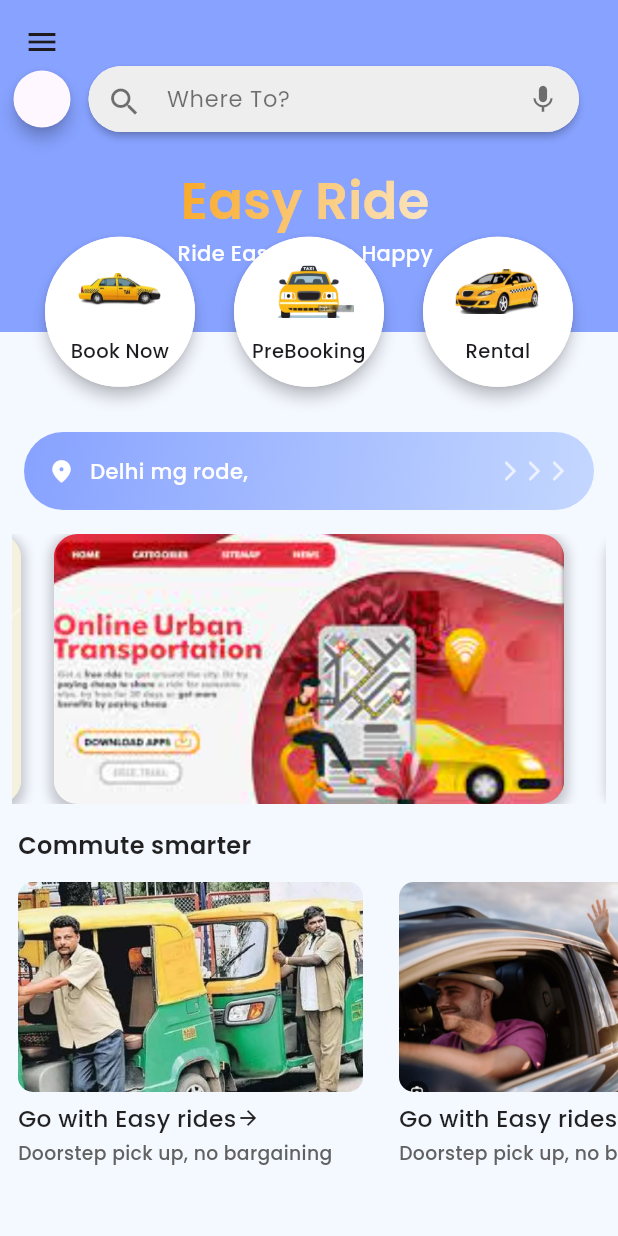
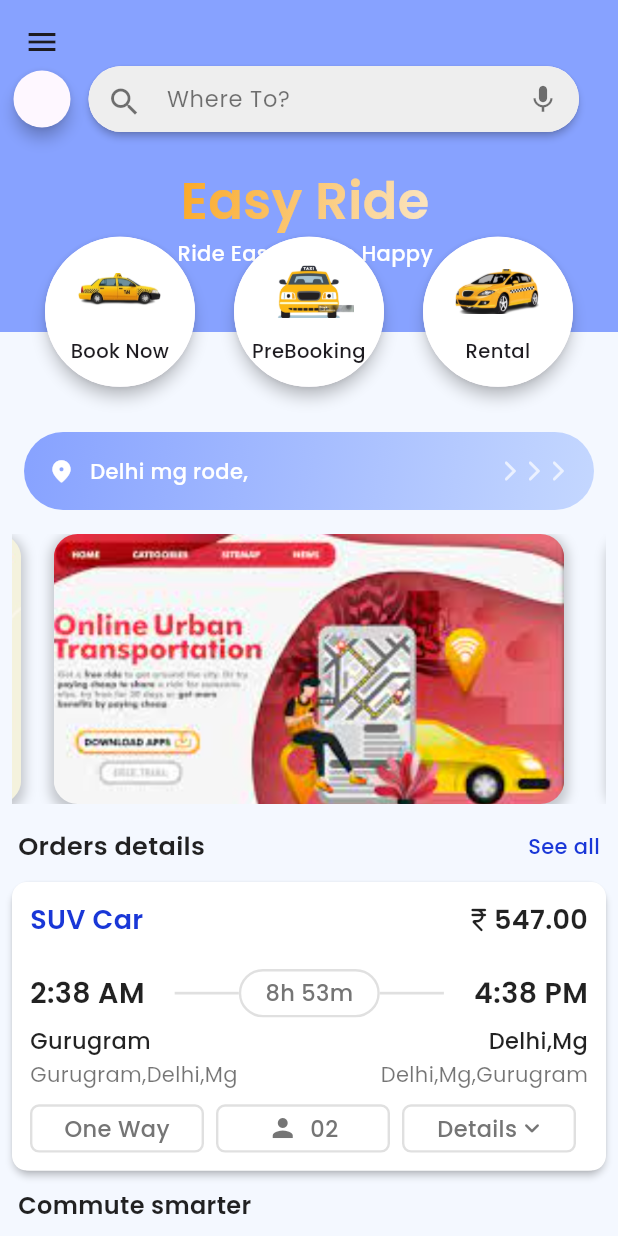
Before and after one commit to Divakar2703/flutter_easyride, a Flutter app: the screen it shows after launch, on a phone screen of 412 x 824 dp. Run offline on Flutter 3.47's test engine with Material 3 defaults, Android fonts, the phone set to English and light mode, and no system bars; drawn by our look-alikes of carousel_slider; our stand-ins replace device_preview, flutter_onboarding_slider, flutter_svg, geocoding, geolocator, google_fonts and 5 more; missing offline and left inert: flutter_advanced_segment, flutter_polyline_points.

Commit message:
pre book

```diff
--- /dev/null
+++ b/lib/order/components/pre_booking_widget.dart
@@ -0,0 +1,292 @@
+import 'package:flutter/material.dart';
+
+class PreBookingWidget extends StatelessWidget {
+  const PreBookingWidget({super.key});
+
+  final List<Map<String, dynamic>> bookingData = const [
+    {
+      'carType': 'SUV Car',
+      'price': '547.00',
+      'startTime': '2:38 AM',
+      'duration': '8h 53m',
+      'endTime': '4:38 PM',
+      'startLocation': 'Gurugram',
+      'endLocation': 'Delhi,Mg',
+      'route': 'Gurugram,Delhi,Mg',
+      'returnRoute': 'Delhi,Mg,Gurugram'
+    },
+    // {
+    //   'carType': 'Sedan Car',
+    //   'price': '524.00',
+    //   'startTime': '3:38 AM',
+    //   'duration': '2h 53m',
+    //   'endTime': '1:38 PM',
+    //   'startLocation': 'Delhidl',
+    //   'endLocation': 'raja,Mg',
+    //   'route': 'Mohd,Delhi,Mg',
+    //   'returnRoute': 'dwpmf j'
+    // },
+    // Add more entries here if needed
+  ];
+
+  @override
+  Widget build(BuildContext context) {
+    return Column(
+      children: [
+        ListView.builder(
+          padding: EdgeInsets.zero,
+          shrinkWrap: true,
+          itemCount: bookingData.length,
+          itemBuilder: (context, index) {
+            var data = bookingData[index];
+            return Padding(
+              padding: const EdgeInsets.symmetric(horizontal: 4),
+              child: Card(
+                elevation: 2,
+                color: Colors.white,
+                child: Container(
+                  padding: EdgeInsets.all(12),
+                  decoration: BoxDecoration(
+                    borderRadius: BorderRadius.circular(10),
+                    color: Colors.white,
+                  ),
+                  child: Column(
+                    children: [
+                      Row(
+                        children: [
+                          Text(
+                            data['carType'],
+                            style: TextStyle(
+                              fontWeight: FontWeight.w600,
+                              fontFamily: 'Poppins',
+                              fontSize: 18,
+                              color: Color(0xff1937d7),
+                            ),
+                          ),
+                          Spacer(),
+                          Icon(
+                            Icons.currency_rupee_rounded,
+                            color: Colors.black87,
+                            size: 20,
+                          ),
+                          Text(
+                            data['price'],
+                            style: TextStyle(
+                              fontWeight: FontWeight.w600,
+                              fontFamily: 'Poppins',
+                              fontSize: 18,
+                              color: Colors.black87,
+                            ),
+                          ),
+                        ],
+                      ),
+                      SizedBox(height: 20),
+                      Row(
+                        children: [
+                          Text(
+                            data['startTime'],
+                            style: TextStyle(
+                              fontWeight: FontWeight.w600,
+                              fontFamily: 'Poppins',
+                              fontSize: 19,
+                              color: Colors.black87,
+                            ),
+                          ),
+                          SizedBox(width: 20),
+                          Expanded(
+                            child: Divider(
+                              thickness: 1.8,
+                              color: Colors.grey.shade300,
+                            ),
+                          ),
+                          Container(
+                            padding:
+                            EdgeInsets.symmetric(horizontal: 16, vertical: 4),
+                            decoration: BoxDecoration(
+                              borderRadius: BorderRadius.circular(40),
+                              border: Border.all(
+                                color: Colors.grey.shade300,
+                                width: 1.6,
+                              ),
+                            ),
+                            child: Text(
+                              data['duration'],
+                              style: TextStyle(
+                                fontWeight: FontWeight.w500,
+                                fontFamily: 'Poppins',
+                                fontSize: 15,
+                                color: Colors.grey.shade600,
+                              ),
+                            ),
+                          ),
+                          Expanded(
+                            child: Divider(
+                              thickness: 1.8,
+                              color: Colors.grey.shade300,
+                            ),
+                          ),
+                          SizedBox(width: 20),
+                          Text(
+                            data['endTime'],
+                            style: TextStyle(
+                              fontWeight: FontWeight.w600,
+                              fontFamily: 'Poppins',
+                              fontSize: 19,
+                              color: Colors.black87,
+                            ),
+                          ),
+                        ],
+                      ),
+                      SizedBox(height: 5),
+                      Row(
+                        mainAxisAlignment: MainAxisAlignment.spaceEvenly,
+                        children: [
+                          Text(
+                            data['startLocation'],
+                            style: TextStyle(
+                              fontWeight: FontWeight.w500,
+                              fontFamily: 'Poppins',
+                              fontSize: 15,
+                              color: Colors.black87,
+                            ),
+                          ),
+                          Spacer(),
+                          Text(
+                            data['endLocation'],
+                            style: TextStyle(
+                              fontWeight: FontWeight.w500,
+                              fontFamily: 'Poppins',
+                              fontSize: 15,
+                              color: Colors.black87,
+                            ),
+                          ),
+                        ],
+                      ),
+                      SizedBox(height: 2),
+                      Row(
+                        mainAxisAlignment: MainAxisAlignment.spaceEvenly,
+                        children: [
+                          Text(
+                            data['route'],
+                            style: TextStyle(
+                              fontWeight: FontWeight.w400,
+                              fontFamily: 'Poppins',
+                              fontSize: 14,
+                              color: Colors.black54,
+                            ),
+                          ),
+                          Spacer(),
+                          Text(
+                            data['returnRoute'],
+                            style: TextStyle(
+                              fontWeight: FontWeight.w400,
+                              fontFamily: 'Poppins',
+                              fontSize: 14,
+                              color: Colors.black54,
+                            ),
+                          ),
+                        ],
+                      ),
+
+                      SizedBox(height: 10),
+                      Row(
+                        children: [
+                          Expanded(
+                            child: Container(
+                              padding:
+                              EdgeInsets.symmetric(horizontal: 12, vertical: 4),
+                              margin:   EdgeInsets.only(right: 8),
+                              decoration: BoxDecoration(
+                                borderRadius: BorderRadius.circular(6),
+                                border: Border.all(
+                                  color: Colors.grey.shade300,
+                                  width: 1.6,
+                                ),
+                              ),
+                              child: Center(
+                                child: Text(
+                                 "One Way",
+                                  style: TextStyle(
+                                    fontWeight: FontWeight.w500,
+                                    fontFamily: 'Poppins',
+                                    fontSize: 15,
+                                    color: Colors.grey.shade600,
+                                  ),
+                                ),
+                              ),
+                            ),
+                          ),
+                          Expanded(
+                            child: Container(
+                              padding:
+                              EdgeInsets.symmetric( horizontal:4,vertical: 4),
+                              margin:   EdgeInsets.only(right: 8),
+                              decoration: BoxDecoration(
+                                borderRadius: BorderRadius.circular(6),
+                                border: Border.all(
+                                  color: Colors.grey.shade300,
+                                  width: 1.6,
+                                ),
+                              ),
+                              child: Row(
+                                mainAxisAlignment: MainAxisAlignment.center,
+                                children: [
+                                  Icon(Icons.person,color: Colors.grey.shade600,size: 20,),
+                                  Text(
+                                    "  02",
+                                    style: TextStyle(
+                                      fontWeight: FontWeight.w500,
+                                      fontFamily: 'Poppins',
+                                      fontSize: 15,
+                                      color: Colors.grey.shade600,
+                                    ),
+                                  ),
+                                ],
+                              ),
+                            ),
+                          ),
+                          Expanded(
+                            child: Container(
+                              padding:
+                              EdgeInsets.symmetric(horizontal: 4, vertical: 4),
+                              margin:   EdgeInsets.only(right: 8),
+                              decoration: BoxDecoration(
+                                borderRadius: BorderRadius.circular(6),
+                                border: Border.all(
+                                  color: Colors.grey.shade300,
+                                  width: 1.6,
+                                ),
+                              ),
+                              child: Row(
+                                mainAxisAlignment: MainAxisAlignment.center,
+                                children: [
+                                  Text(
+                                    " Details",
+                                    style: TextStyle(
+                                      fontWeight: FontWeight.w500,
+                                      fontFamily: 'Poppins',
+                                      fontSize: 15,
+                                      color: Colors.grey.shade600,
+                                    ),
+                                  ),
+                                  Icon(Icons.keyboard_arrow_down_rounded,color: Colors.grey.shade600,size: 20,),
+                                ],
+                              ),
+                            ),
+                          ),
+                        ],
+                      ),
+
+                    ],
+                  ),
+                ),
+              ),
+            );
+          },
+        ),
+
+
+      ],
+    );
+  }
+}
--- /dev/null
+++ b/lib/order/pre_booking_order_view.dart
@@ -0,0 +1,42 @@
+import 'package:flutter/material.dart';
+
+import 'components/pre_booking_widget.dart';
+
+class PreBookingOrderView extends StatefulWidget {
+  const PreBookingOrderView({super.key});
+
+  @override
+  State<PreBookingOrderView> createState() => _PreBookingOrderViewState();
+}
+
+class _PreBookingOrderViewState extends State<PreBookingOrderView> {
+  @override
+  Widget build(BuildContext context) {
+    return Scaffold(
+      backgroundColor: const Color(0xfff3fdf6),
+      appBar: AppBar(
+        backgroundColor: Color(0xff1937d7),
+        title: Text('Order details',
+          style: TextStyle(
+              fontWeight: FontWeight.w500,
+              fontFamily: 'Poppins',
+              fontSize: 17,
+              color: Colors.white
+          ),
+        ),
+        leading: IconButton(
+          icon: Icon(Icons.arrow_back,color: Colors.white,size: 21,),
+          onPressed: () {
+            Navigator.of(context).pop();
+          },
+        ),
+      ),
+      body: Column(
+        children: [
+          SizedBox(height: 5,),
+          PreBookingWidget()
+        ],
+      ),
+    );
+  }
+}
--- a/lib/view/home/home_view.dart
+++ b/lib/view/home/home_view.dart
@@ -4,6 +4,8 @@ import 'package:flutter_easy_ride/service/api_helper.dart';
 import 'package:provider/provider.dart';
 import '../../nav_Bar.dart';
 import '../../new/home/components/end_screen.dart';
+import '../../order/components/pre_booking_widget.dart';
+import '../../order/pre_booking_order_view.dart';
 import '../../rental/recurring/components/select_hour.dart';
 import '../../rental/recurring/components/select_recurring_rental_view.dart';
 import '../../payment/payment_Screen.dart';
@@ -210,14 +212,47 @@ class _NewHomeViewState extends State<HomeView> {
                   [
 
                   GestureDetector(
-                    onTap: (){
-                      Navigator.push(context,
-                          MaterialPageRoute(builder: (context) => SelectRecurringRentalView()));
-
-                    },
                       child: const LocationShowWidget()),
 
                     const BannerSlider(),
+
+                    Padding(
+                      padding:  EdgeInsets.symmetric(horizontal: 12,vertical: 8),
+                      child: Row(
+                        mainAxisAlignment: MainAxisAlignment.spaceBetween,
+                        children: [
+                          Text(
+                            "Orders details",
+                            style: TextStyle(
+                              fontSize: 17,
+                              fontWeight: FontWeight.w600,
+                              color: Colors.black87,
+                              fontFamily: 'Poppins',
+
+                            ),
+                          ),
+                          GestureDetector(
+                            onTap: (){
+                              Navigator.push(context,
+                                  MaterialPageRoute(builder: (context) => PreBookingOrderView()));
+                            },
+                            child: Text(
+                              "See all",
+                              style: TextStyle(
+                                fontSize:14,
+                                fontWeight: FontWeight.w500,
+                                color: Color(0xff1937d7),
+                                fontFamily: 'Poppins',
+                              ),
+                            ),
+                          ),
+                        ],
+                      ),
+                    ),
+
+                    PreBookingWidget(),
+
+
                     const  Padding(
                       padding:  EdgeInsets.symmetric(horizontal: 12,vertical: 8),
                       child: Row(
@@ -229,8 +264,8 @@ class _NewHomeViewState extends State<HomeView> {
                               fontSize: 16,
                               fontWeight: FontWeight.w600,
                               color: Colors.black87,
-                              fontFamily: 'Poppins', // Set Poppins as the default font
-                              //letterSpacing: 1.0, // Adjust this value as needed
+                              fontFamily: 'Poppins',
+
                             ),
                           ),
 
```
